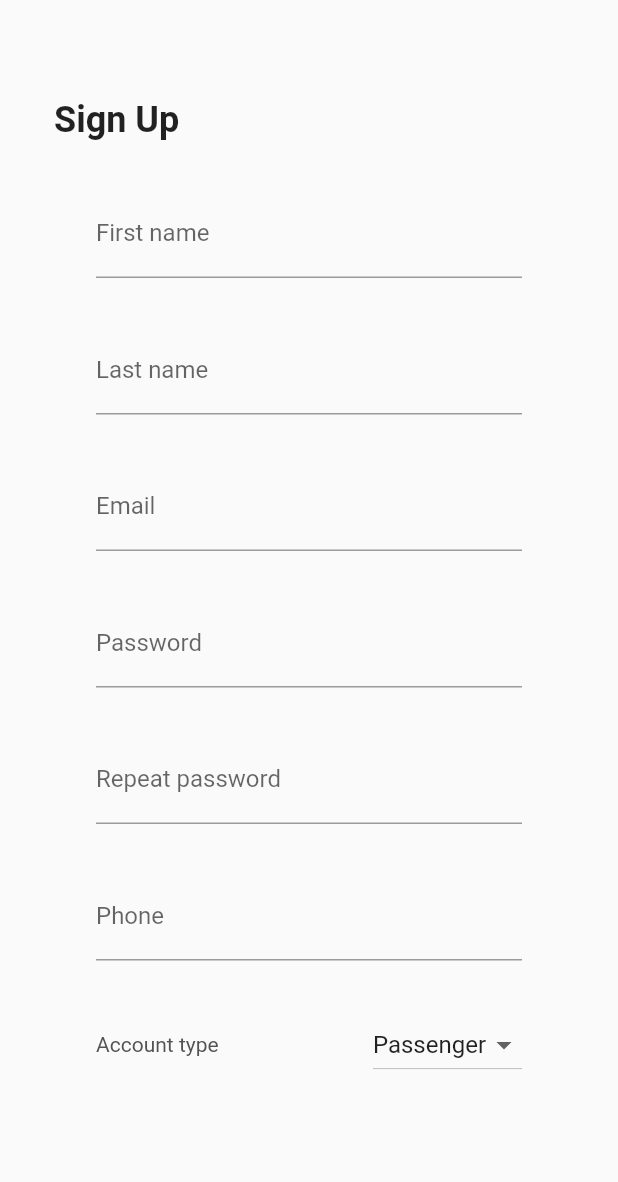
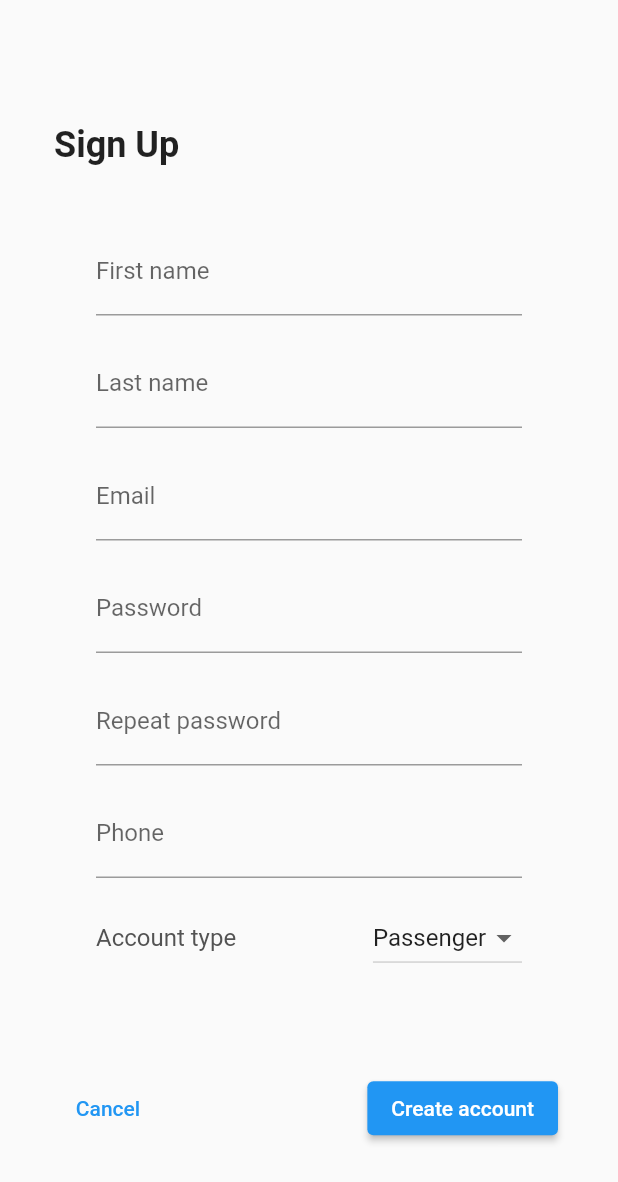
Before and after one commit to Shiney2k/WhereBus, a Flutter app: the screen it shows after launch, on a phone screen of 412 x 824 dp. Shown: the top 1182 px of the screen. Run offline on Flutter 3.47's test engine with Material 2 defaults, Android fonts, the phone set to English and light mode, and no system bars.

Commit message:
Fixed sign up page UI issues
Fixed sign up page UI issues

```diff
--- a/lib/pages/sign_up.dart
+++ b/lib/pages/sign_up.dart
@@ -8,6 +8,8 @@ class SignUp extends StatefulWidget {
 }
 
 class _SignUpState extends State<SignUp> {
+  final formKey = GlobalKey<FormState>();
+
   final firstNameController = TextEditingController();
   final lastNameController = TextEditingController();
   final emailController = TextEditingController();
@@ -34,12 +36,14 @@ class _SignUpState extends State<SignUp> {
     return Scaffold(
       body: SingleChildScrollView(
         child: Container(
+            child: Form(
+          key: formKey,
           child: Column(
             mainAxisAlignment: MainAxisAlignment.start,
             crossAxisAlignment: CrossAxisAlignment.start,
             children: [
               SizedBox(
-                height: height * 0.08,
+                height: height * 0.10,
               ),
               const Padding(
                 padding: EdgeInsets.symmetric(vertical: 0, horizontal: 36),
@@ -49,14 +53,14 @@ class _SignUpState extends State<SignUp> {
                 ),
               ),
               SizedBox(
-                height: height * 0.02,
+                height: height * 0.04,
               ),
               Center(
                   child: SizedBox(
                       width: 300,
                       child: Padding(
                           padding: const EdgeInsets.symmetric(
-                              horizontal: 8, vertical: 16),
+                              horizontal: 8, vertical: 8),
                           child: TextFormField(
                             decoration: const InputDecoration(
                               border: UnderlineInputBorder(),
@@ -78,7 +82,7 @@ class _SignUpState extends State<SignUp> {
                       width: 300,
                       child: Padding(
                           padding: const EdgeInsets.symmetric(
-                              horizontal: 8, vertical: 16),
+                              horizontal: 8, vertical: 8),
                           child: TextFormField(
                             decoration: const InputDecoration(
                               border: UnderlineInputBorder(),
@@ -100,7 +104,7 @@ class _SignUpState extends State<SignUp> {
                       width: 300,
                       child: Padding(
                           padding: const EdgeInsets.symmetric(
-                              horizontal: 8, vertical: 16),
+                              horizontal: 8, vertical: 8),
                           child: TextFormField(
                             decoration: const InputDecoration(
                               border: UnderlineInputBorder(),
@@ -122,7 +126,7 @@ class _SignUpState extends State<SignUp> {
                       width: 300,
                       child: Padding(
                           padding: const EdgeInsets.symmetric(
-                              horizontal: 8, vertical: 16),
+                              horizontal: 8, vertical: 8),
                           child: TextFormField(
                             obscureText: true,
                             decoration: const InputDecoration(
@@ -143,7 +147,7 @@ class _SignUpState extends State<SignUp> {
                       width: 300,
                       child: Padding(
                           padding: const EdgeInsets.symmetric(
-                              horizontal: 8, vertical: 16),
+                              horizontal: 8, vertical: 8),
                           child: TextFormField(
                             obscureText: true,
                             decoration: const InputDecoration(
@@ -164,7 +168,7 @@ class _SignUpState extends State<SignUp> {
                       width: 300,
                       child: Padding(
                           padding: const EdgeInsets.symmetric(
-                              horizontal: 8, vertical: 16),
+                              horizontal: 8, vertical: 8),
                           child: TextFormField(
                             decoration: const InputDecoration(
                               border: UnderlineInputBorder(),
@@ -186,13 +190,14 @@ class _SignUpState extends State<SignUp> {
                     width: 300,
                     child: Padding(
                       padding: const EdgeInsets.symmetric(
-                          vertical: 16, horizontal: 8),
+                          vertical: 8, horizontal: 8),
                       child: Row(
                         mainAxisAlignment: MainAxisAlignment.spaceBetween,
                         children: [
-                          const Text("Account type",
+                          const Text(
+                            "Account type",
                             style: TextStyle(
-                              fontSize: 14,
+                              fontSize: 16,
                               color: Color.fromARGB(255, 83, 83, 83),
                             ),
                           ),
@@ -214,10 +219,32 @@ class _SignUpState extends State<SignUp> {
                         ],
                       ),
                     )),
-              )
+              ),
+              SizedBox(
+                height: height * 0.06,
+              ),
+              Row(
+                mainAxisAlignment: MainAxisAlignment.spaceBetween,
+                children: [
+                  Padding(
+                      padding: const EdgeInsets.symmetric(
+                          vertical: 8, horizontal: 40),
+                      child: TextButton(
+                          onPressed: () {}, child: const Text("Cancel"))),
+                  Padding(
+                    padding:
+                        const EdgeInsets.symmetric(vertical: 8, horizontal: 40),
+                    child: ElevatedButton(
+                        onPressed: () {
+                          if (formKey.currentState!.validate()) {}
+                        },
+                        child: const Text("Create account")),
+                  )
+                ],
+              ),
             ],
           ),
-        ),
+        )),
       ),
     );
   }
```
